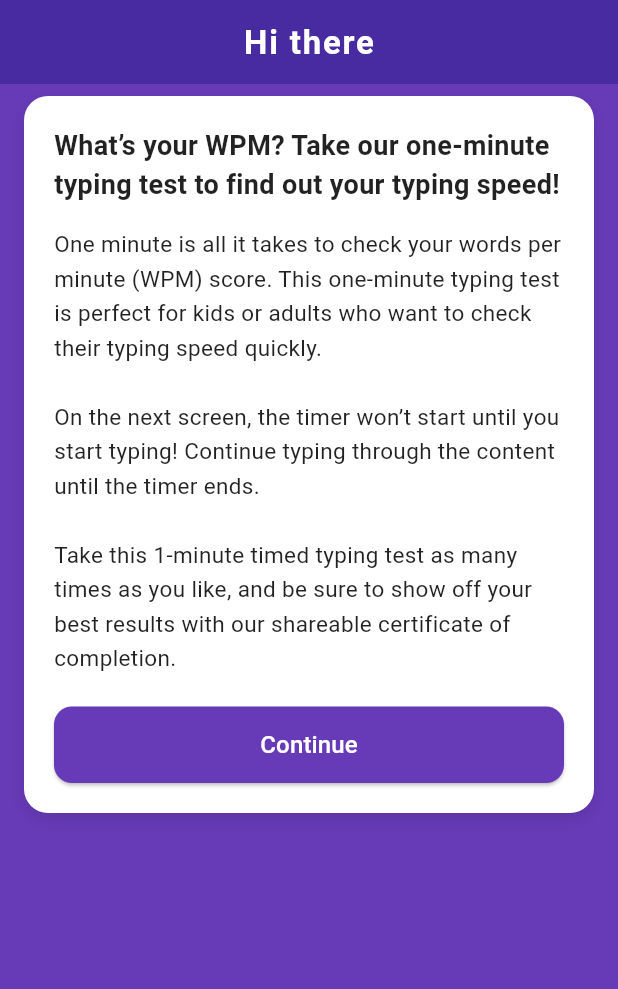
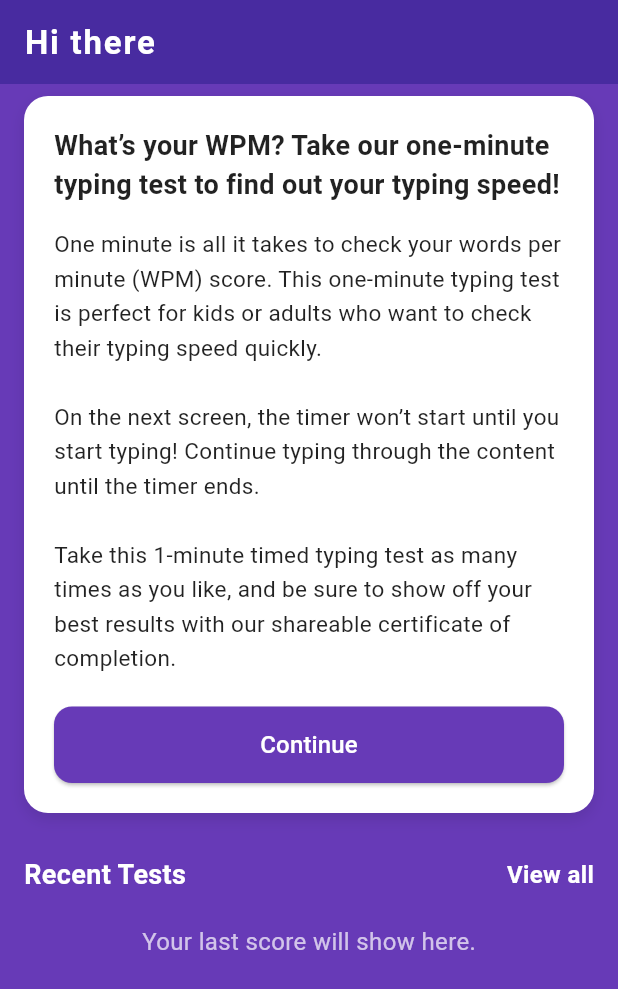
Before and after one commit to vinay-nex/typing_speed, a Flutter app: the screen it shows after launch, on a phone screen of 412 x 824 dp. Shown: the top 989 px of the screen. Run offline on Flutter 3.47's test engine with Material 3 defaults, Android fonts, the phone set to English and light mode, and no system bars; our stand-ins replace fl_chart, get, percent_indicator, sqflite; accounts and stored records are empty.

Commit message:
improve ui

```diff
--- a/lib/screens/home_screen.dart
+++ b/lib/screens/home_screen.dart
@@ -3,6 +3,7 @@ import 'package:get/get.dart';
 import 'package:typing_speed/constants/app_colors.dart';
 import 'package:typing_speed/constants/app_strings.dart';
 import '../controllers/typing_controller.dart';
+import '../utils.dart';
 import 'typing_screen.dart';
 
 class HomeScreen extends StatelessWidget {
@@ -58,7 +59,7 @@ class HomeScreen extends StatelessWidget {
               Expanded(
                 child: ListView(
                   padding: const EdgeInsets.all(16),
-                  children: passages.entries.map((entry) {
+                  children: AppUtils().passages.entries.map((entry) {
                     final category = entry.key;
                     final texts = entry.value;
 
--- a/lib/screens/welcome_screen.dart
+++ b/lib/screens/welcome_screen.dart
@@ -3,14 +3,80 @@ import 'package:get/get.dart';
 import 'package:typing_speed/screens/home_screen.dart';
 import '../constants/app_colors.dart';
 import '../constants/app_strings.dart';
+import '../db/db_helper.dart';
 
-class WelcomeScreen extends StatelessWidget {
+class WelcomeScreen extends StatefulWidget {
   const WelcomeScreen({super.key});
+
+  @override
+  State<WelcomeScreen> createState() => _WelcomeScreenState();
+}
+
+class _WelcomeScreenState extends State<WelcomeScreen> {
+  List<Map<String, dynamic>> results = [];
+  String? userName;
+
+  @override
+  void initState() {
+    super.initState();
+    // _loadUser();
+    loadResults();
+  }
+
+  Future<void> loadResults() async {
+    final data = await DBHelper.getResults();
+    setState(() {
+      results = data;
+    });
+  }
+
+  Future<void> _loadUser() async {
+    String? name = await DBHelper.getUser();
+    if (name == null) {
+      _askUserName(); // show popup if no user
+    } else {
+      setState(() {
+        userName = name;
+      });
+    }
+  }
+
+  void _askUserName() {
+    final controller = TextEditingController();
+
+    showDialog(
+      context: context,
+      barrierDismissible: false, // user cannot dismiss
+      builder: (context) => AlertDialog(
+        title: const Text("Enter your name"),
+        content: TextField(
+          controller: controller,
+          decoration: const InputDecoration(hintText: "Your name"),
+        ),
+        actions: [
+          TextButton(
+            onPressed: () async {
+              String name = controller.text.trim();
+              if (name.isNotEmpty) {
+                await DBHelper.insertUser(name); // save name in DB
+                setState(() {
+                  userName = name;
+                });
+                Navigator.of(context).pop();
+              }
+            },
+            child: const Text("Save"),
+          ),
+        ],
+      ),
+    );
+  }
 
   @override
   Widget build(BuildContext context) {
     return Scaffold(
       appBar: AppBar(
+        centerTitle: false,
         title: Text(
           AppStrings.hiThere,
           style: Theme.of(context).textTheme.headlineMedium?.copyWith(
@@ -96,6 +162,72 @@ class WelcomeScreen extends StatelessWidget {
                 ],
               ),
             ),
+            SizedBox(
+              height: 20,
+            ),
+
+            /// Previous score
+            Padding(
+              padding: const EdgeInsets.symmetric(horizontal: 16),
+              child: Row(
+                mainAxisAlignment: MainAxisAlignment.spaceBetween,
+                children: [
+                  Text(
+                    'Recent Tests',
+                    style: TextStyle(
+                      fontSize: 18,
+                      fontWeight: FontWeight.bold,
+                      color: AppColors.textOnPrimary,
+                    ),
+                  ),
+                  Text(
+                    'View all',
+                    style: TextStyle(
+                      fontSize: 16,
+                      fontWeight: FontWeight.bold,
+                      color: AppColors.textOnPrimary,
+                    ),
+                  ),
+                ],
+              ),
+            ),
+            SizedBox(
+              height: 20,
+            ),
+
+            /// Recent score
+            results.isEmpty
+                ? Center(
+                    child: Text(
+                      'Your last score will show here.',
+                      style: TextStyle(
+                        fontSize: 16,
+                        color: Colors.white70,
+                      ),
+                    ),
+                  )
+                : Card(
+                    color: Colors.deepPurple.shade200.withOpacity(0.8),
+                    shape: RoundedRectangleBorder(
+                      borderRadius: BorderRadius.circular(12),
+                    ),
+                    elevation: 5,
+                    margin: const EdgeInsets.symmetric(horizontal: 12, vertical: 8),
+                    child: ListTile(
+                      title: Text(
+                        "${AppStrings.wpm}: ${results.last['wpm']}",
+                        style: const TextStyle(
+                          fontWeight: FontWeight.bold,
+                          fontSize: 18,
+                          color: Colors.white,
+                        ),
+                      ),
+                      subtitle: Text(
+                        "${AppStrings.accuracy}: ${results.last['accuracy'].toStringAsFixed(2)}%\nDate: ${results.last['date']}",
+                        style: const TextStyle(color: Colors.white70, fontSize: 14),
+                      ),
+                    ),
+                  ),
           ],
         ),
       ),
```
Also changed, not shown: lib/db/db_helper.dart (+64 -7 lines), lib/screens/history_comparision.dart (+40 -6 lines), lib/screens/typing_screen.dart (+12 -9 lines), lib/utils.dart (+49 -0 lines), lib/widgets/custom_button.dart (added, +47 -0 lines).
